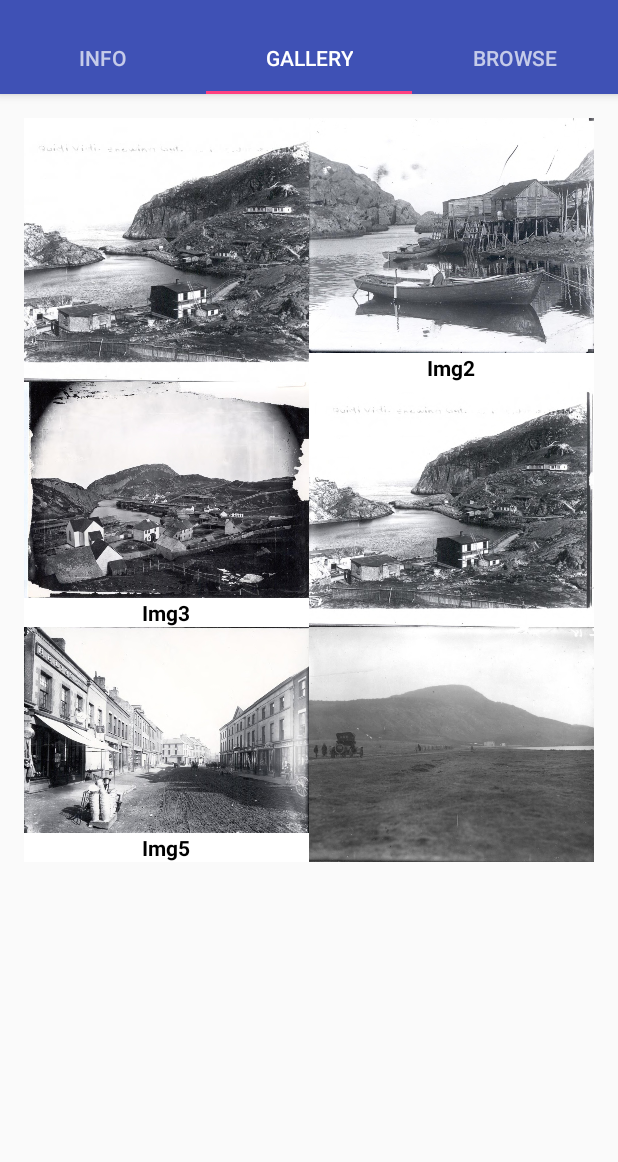
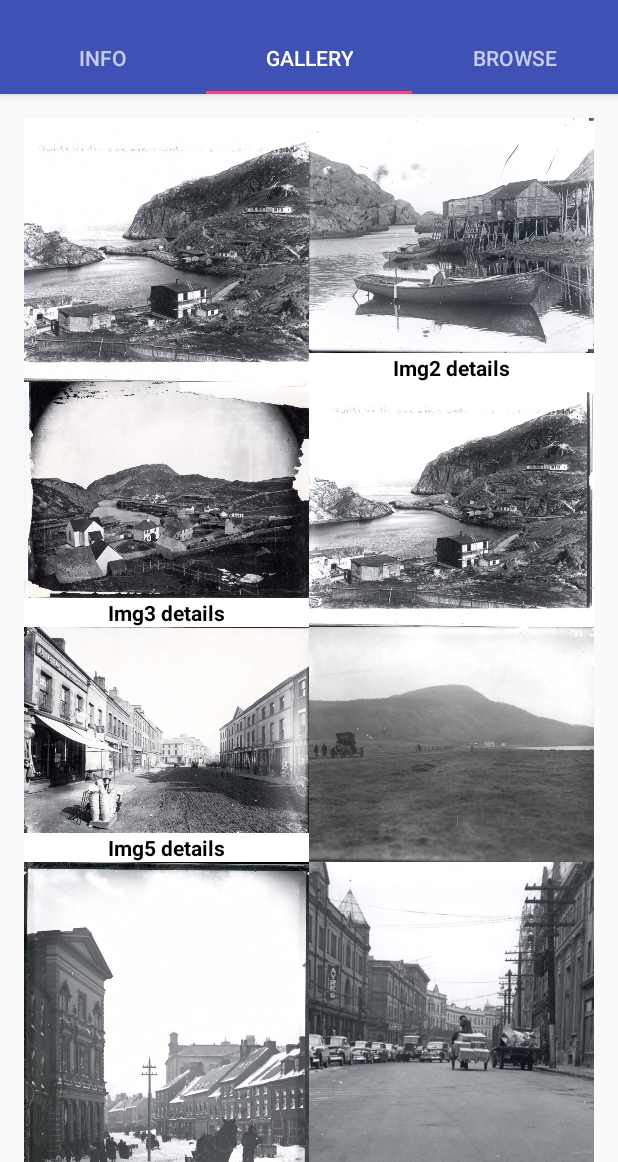
Before and after one commit to ncwarren/HistoricSJ, an Android app: the screen it shows after launch (MainActivity), tab 2 chosen, on a phone screen of 412 x 824 dp, the part 74-1236 px from its top. Run offline under Robolectric (Android 15) with nearby library versions, the light colour scheme and no system bars; our stand-ins replace EventBus; 3 statements that could not run were skipped.

Commit message:
Merge remote-tracking branch 'origin/marc'
# Conflicts:
#	.idea/gradle.xml
#	.idea/libraries/animated_vector_drawable_25_1_1.xml
#	.idea/libraries/appcompat_v7_25_1_1.xml
#	.idea/libraries/design_25_1_1.xml
#	.idea/libraries/espresso_core_2_2_2.xml
#	.idea/libraries/espresso_idling_resource_2_2_2.xml
#	.idea/libraries/exposed_instrumentation_api_publish_0_5.xml
#	.idea/libraries/firebase_common_9_8_0.xml
#	.idea/libraries/play_services_appindexing_9_8_0.xml
#	.idea/libraries/play_services_maps_9_8_0.xml
#	.idea/libraries/recyclerview_v7_25_1_1.xml
#	.idea/libraries/rules_0_5.xml
#	.idea/libraries/runner_0_5.xml
#	.idea/libraries/support_annotations_25_1_1.xml
#	.idea/libraries/support_compat_25_1_1.xml
#	.idea/libraries/support_core_ui_25_1_1.xml
#	.idea/libraries/support_core_utils_25_1_1.xml
#	.idea/libraries/support_fragment_25_1_1.xml
#	.idea/libraries/support_media_compat_25_1_1.xml
#	.idea/libraries/support_vector_drawable_25_1_1.xml
#	.idea/libraries/transition_25_1_1.xml
#	app/app.iml

```diff
--- a/app/src/main/java/com/designproj/nickwarren/historicsj/MyAdapter.java
+++ b/app/src/main/java/com/designproj/nickwarren/historicsj/MyAdapter.java
@@ -33,7 +33,7 @@ public class MyAdapter extends RecyclerView.Adapter<MyAdapter.ViewHolder> {
     }
 
     @Override
-    public void onBindViewHolder(MyAdapter.ViewHolder viewHolder, int i) {
+    public void onBindViewHolder(MyAdapter.ViewHolder viewHolder, final int i) {
         viewHolder.title.setText(galleryList.get(i).getImage_title());
         viewHolder.img.setScaleType(ImageView.ScaleType.CENTER_CROP);
         viewHolder.img.setImageResource((galleryList.get(i).getImage_ID()));
@@ -42,7 +42,7 @@ public class MyAdapter extends RecyclerView.Adapter<MyAdapter.ViewHolder> {
 
             @Override
             public void onClick(View v) {
-                EventBus.getDefault().post(new PhotoObject("testimage", "photo caption", "1892", "MUN", 0, 0));
+                EventBus.getDefault().post(new PhotoObject(galleryList.get(i).getImage_ID(), galleryList.get(i).getImage_title(), "1892", "MUN", 0, 0));
             }
         });
     }
--- a/app/src/main/java/com/designproj/nickwarren/historicsj/PhotoObject.java
+++ b/app/src/main/java/com/designproj/nickwarren/historicsj/PhotoObject.java
@@ -7,7 +7,7 @@ package com.designproj.nickwarren.historicsj;
 public class PhotoObject {
     public String caption;
     public String date;
-    public String idname;
+    public int idname;
     public String source;
 
     public float latitude;
@@ -15,7 +15,7 @@ public class PhotoObject {
 
 
 
-    public PhotoObject(String idname, String caption, String date, String source, float latitude, float longitude){
+    public PhotoObject(int idname, String caption, String date, String source, float latitude, float longitude){
         this.caption = caption;
         this.date = date;
         this.idname = idname;
--- a/app/src/main/java/com/designproj/nickwarren/historicsj/tab1learnmore.java
+++ b/app/src/main/java/com/designproj/nickwarren/historicsj/tab1learnmore.java
@@ -71,8 +71,11 @@ public class tab1learnmore extends Fragment {
     // This method will be called when a com.designproj.nickwarren.historicsj.MessageEvent is posted (in the UI thread for Toast)
     @Subscribe(threadMode = ThreadMode.MAIN)
     public void onMessageEvent(PhotoObject event) {
+
         t.setText(event.caption);
+        im.setImageResource(event.idname);
     }
+
 
     @Override
     public void onStart() {
--- a/app/src/main/java/com/designproj/nickwarren/historicsj/tab2gallery.java
+++ b/app/src/main/java/com/designproj/nickwarren/historicsj/tab2gallery.java
@@ -94,12 +94,14 @@ public class tab2gallery extends Fragment //implements MyAdapter.AdapterCallback
     }
 
     private final String image_titles[] = {
-            "Img1",
-            "Img2",
-            "Img3",
-            "Img4",
-            "Img5",
-            "Img6",
+            "Img1 details",
+            "Img2 details",
+            "Img3 details",
+            "Img4 details",
+            "Img5 details",
+            "Img6 details",
+            "Img5 details",
+            "Img6 details",
 
     };
 
@@ -110,6 +112,7 @@ public class tab2gallery extends Fragment //implements MyAdapter.AdapterCallback
             R.drawable.photo4,
             R.drawable.photo5,
             R.drawable.photo6,
-
+            R.drawable.photo7,
+            R.drawable.photo8,
     };
 }
```
Also changed, not shown: 2 other files.
